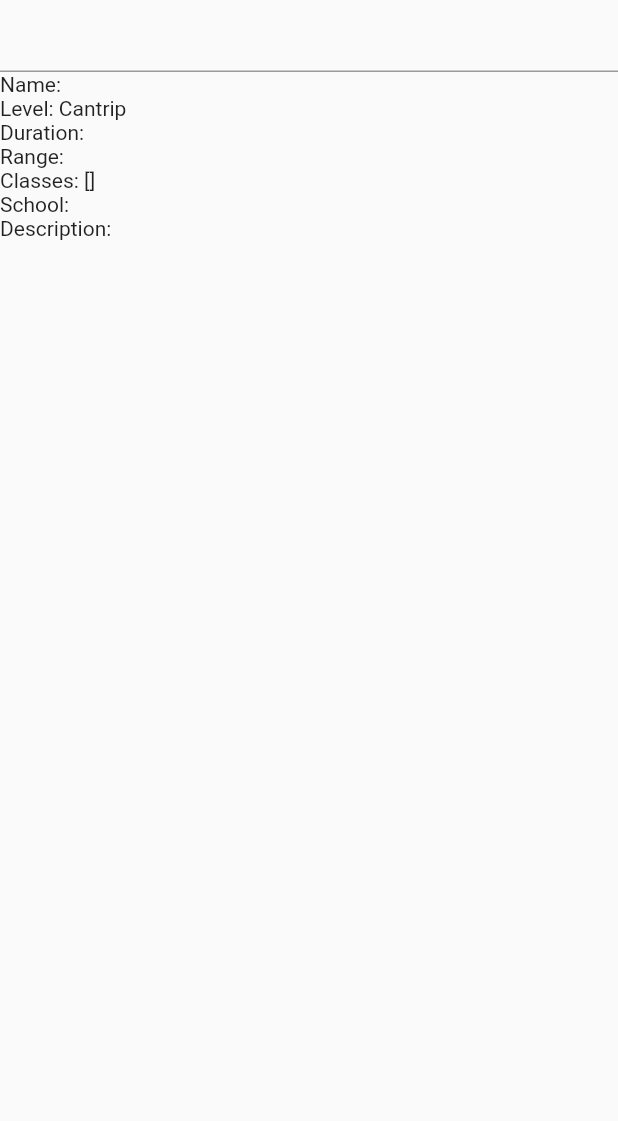
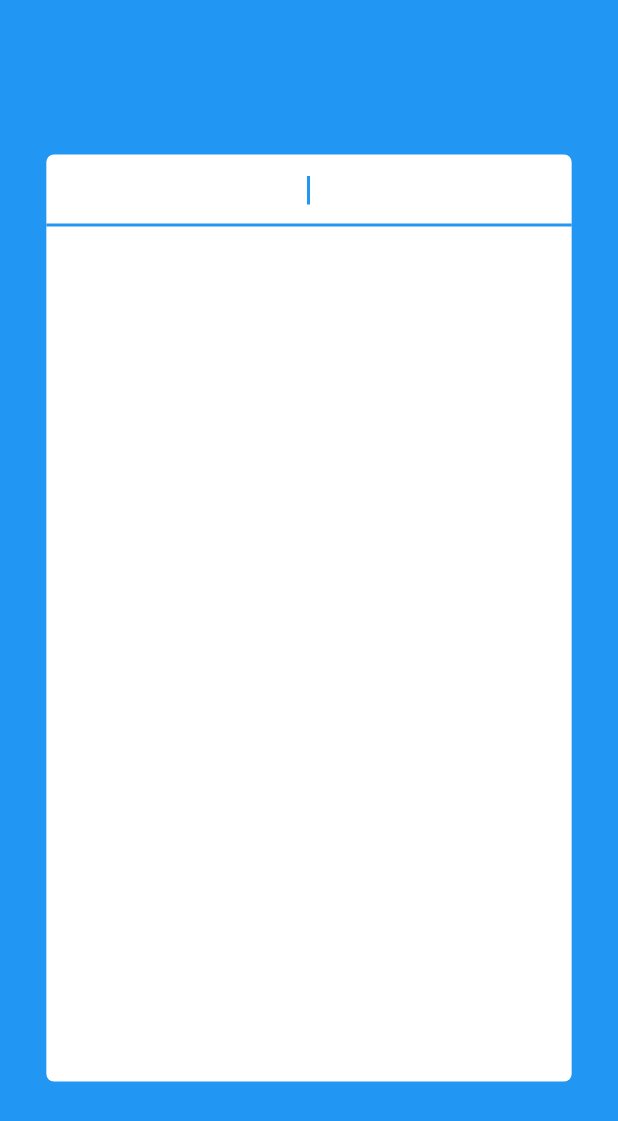
Before and after one commit to dompetriella/spells_api_test, a Flutter app: the screen it shows after launch, on a phone screen of 412 x 824 dp. Shown: the top 1121 px of the screen. Run offline on Flutter 3.47's test engine with Material 2 defaults, Android fonts, the light colour scheme and no system bars; our stand-ins replace dio, flutter_riverpod; network calls fail.

Commit message:
added some color and formatting

```diff
--- a/lib/main_page.dart
+++ b/lib/main_page.dart
@@ -51,8 +51,17 @@ class MainPage extends ConsumerWidget {
 
     getSpellsList();
 
+    var scSize = MediaQuery.of(context).size;
+
     return Scaffold(
       body: Container(
+        color: Colors.blue,
+        child: Center(
+          child: Container(
+            width: scSize.width * .85,
+            height: scSize.height * .75,
+            decoration: BoxDecoration(
+                color: Colors.white, borderRadius: BorderRadius.circular(5)),
             child: ListView(children: [
               Autocomplete<String>(
                 optionsBuilder: (TextEditingValue textEditingValue) {
@@ -69,24 +78,48 @@ class MainPage extends ConsumerWidget {
                   ref.read(spellProvider.notifier).state =
                       await fetchSpell(convertToSlug(selection));
                 },
+                fieldViewBuilder: (BuildContext context,
+                    TextEditingController fieldTextEditingController,
+                    FocusNode fieldFocusNode,
+                    VoidCallback onFieldSubmitted) {
+                  return TextField(
+                    autofocus: true,
+                    autofillHints: ['Start typing a spell...'],
+                    textAlign: TextAlign.center,
+                    controller: fieldTextEditingController,
+                    focusNode: fieldFocusNode,
+                    style: const TextStyle(fontWeight: FontWeight.bold),
+                  );
+                },
               ),
               Column(
                 crossAxisAlignment: CrossAxisAlignment.start,
                 children: [
-              Text("Name: " + ref.watch(spellProvider).name),
-              Text("Level: " +
-                  (ref.watch(spellProvider).level > 0
+                  if (ref.watch(spellProvider).name != '') Text("Name"),
+                  Text(ref.watch(spellProvider).name),
+                  if (ref.watch(spellProvider).name != '') Text("Level"),
+                  if (ref.watch(spellProvider).name != '')
+                    Text(ref.watch(spellProvider).level > 0
                         ? ref.watch(spellProvider).level.toString()
-                      : 'Cantrip')),
-              Text("Duration: " + ref.watch(spellProvider).duration),
-              Text("Range: " + ref.watch(spellProvider).range),
-              Text("Classes: " + ref.watch(spellProvider).classes.toString()),
-              Text("School: " + ref.watch(spellProvider).school),
-              Text("Description: " + ref.watch(spellProvider).description),
+                        : 'Cantrip'),
+                  if (ref.watch(spellProvider).name != '') Text("Duration"),
+                  Text(ref.watch(spellProvider).duration),
+                  if (ref.watch(spellProvider).name != '') Text("Range"),
+                  Text(ref.watch(spellProvider).range),
+                  if (ref.watch(spellProvider).classes.isNotEmpty)
+                    Text("Classes"),
+                  if (ref.watch(spellProvider).classes.isNotEmpty)
+                    Text(ref.watch(spellProvider).classes.toString()),
+                  if (ref.watch(spellProvider).name != '') Text("School"),
+                  Text(ref.watch(spellProvider).school),
+                  if (ref.watch(spellProvider).name != '') Text("Description"),
+                  Text(ref.watch(spellProvider).description),
                 ],
               ),
             ]),
           ),
+        ),
+      ),
     );
   }
 }
```
Lines whose indentation alone changed are shown as unchanged.
